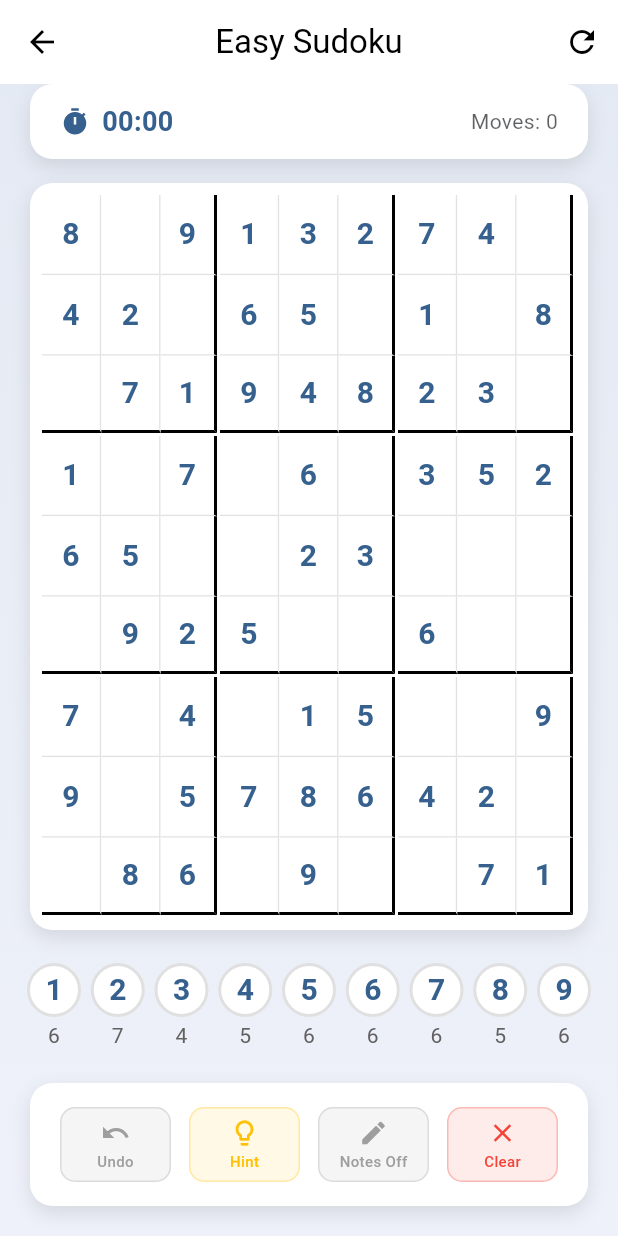
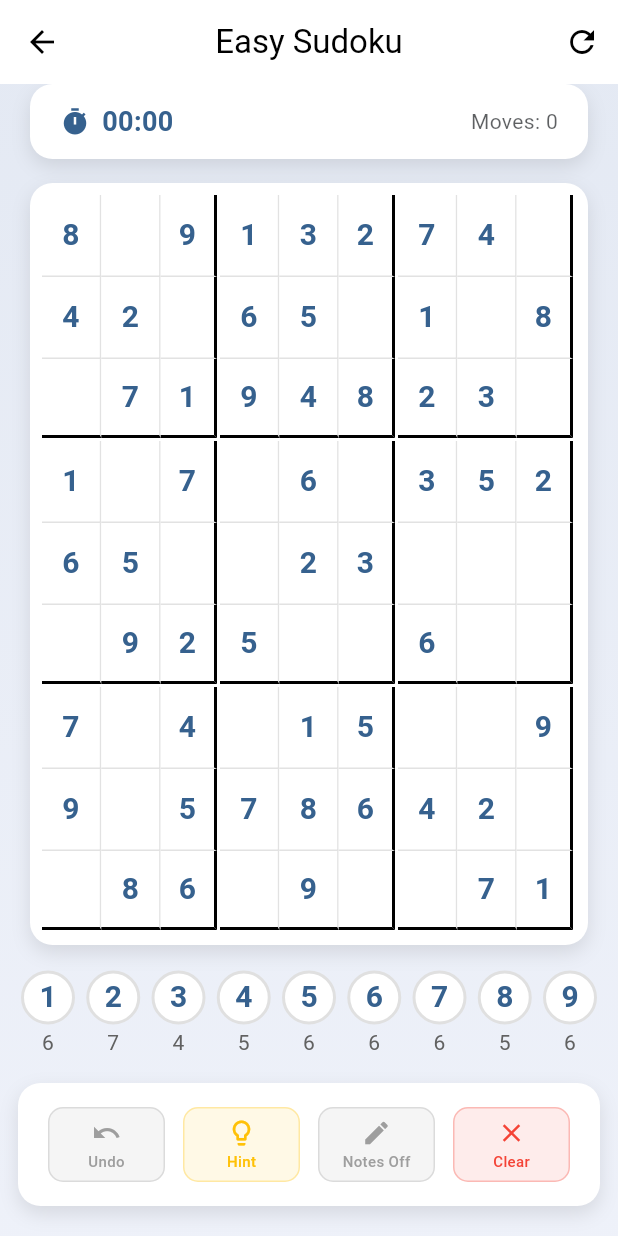
Before and after one commit to RimonIslam1/Sudoku, a Flutter app: the GameScreen screen opened directly, on a phone screen of 412 x 824 dp. Run offline on Flutter 3.47's test engine with Material 3 defaults, Android fonts, the phone set to English and light mode, and no system bars; our stand-ins replace shared_preferences; accounts and stored records are empty.

Commit message:
Update game_screen.dart
updated

```diff
--- a/lib/screens/game_screen.dart
+++ b/lib/screens/game_screen.dart
@@ -88,8 +88,8 @@ class _GameScreenState extends State<GameScreen> {
 
               // Digit Buttons Row
               Container(
-                height: 70,
-                padding: const EdgeInsets.symmetric(horizontal: 16),
+                height: 60,
+                padding: const EdgeInsets.symmetric(horizontal: 12),
                 child: Consumer<GameProvider>(
                   builder: (context, gameProvider, child) => DigitRow(
                     onDigitSelected: (digit) {
@@ -107,7 +107,7 @@ class _GameScreenState extends State<GameScreen> {
 
               // Action Buttons
               Padding(
-                padding: const EdgeInsets.symmetric(horizontal: 20),
+                padding: const EdgeInsets.symmetric(horizontal: 12),
                 child: ActionButtons(
                   onUndo: () {
                     final gameProvider =
```
